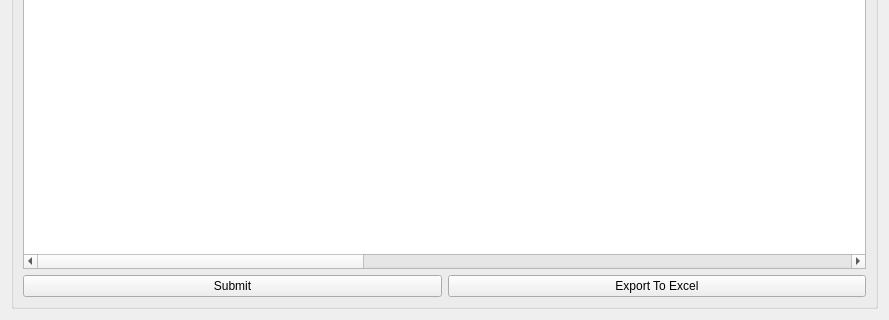
Qt form UI/Dialogs/results_widget.ui (Justin-Kuchmy/JustPay_App) before a commit; both pictures show x 0 to 889 and y 274 to 594 of the 889 by 594 pixel window.
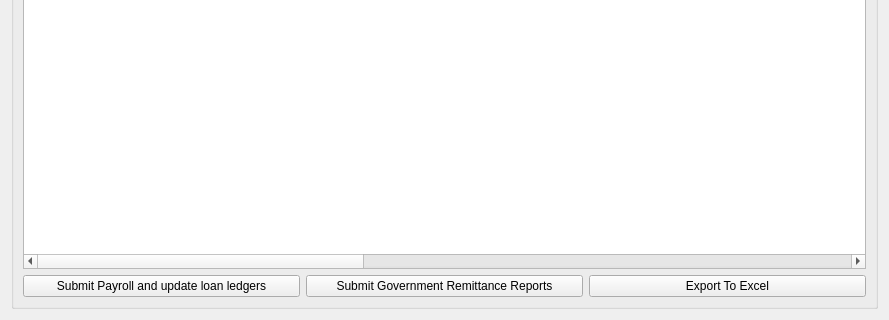
The same form after that commit.

Commit message: added new submit btn

```diff
--- a/UI/Dialogs/results_widget.ui
+++ b/UI/Dialogs/results_widget.ui
@@ -248,7 +248,14 @@
           <item>
            <widget class="QPushButton" name="submitButton">
             <property name="text">
-             <string>Submit</string>
+             <string>Submit Payroll and update loan ledgers</string>
+            </property>
+           </widget>
+          </item>
+          <item>
+           <widget class="QPushButton" name="submitGovernmentRemittButton">
+            <property name="text">
+             <string>Submit Government Remittance Reports</string>
             </property>
            </widget>
           </item>
```
Left out of the diff: 2 changed lines with no effect on the pictures.
